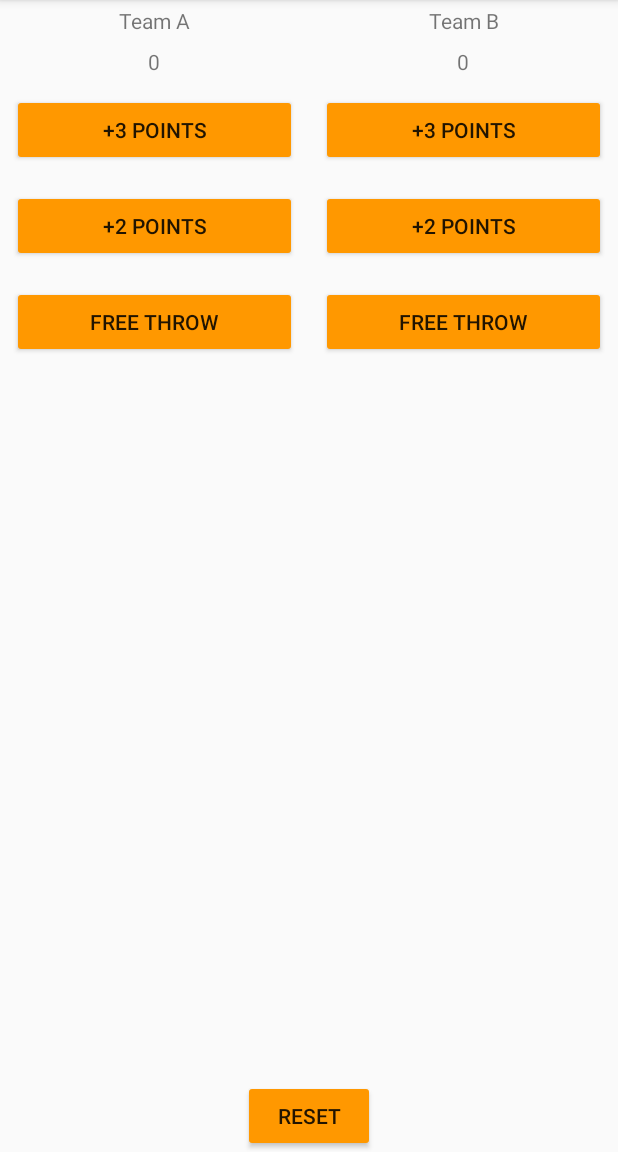
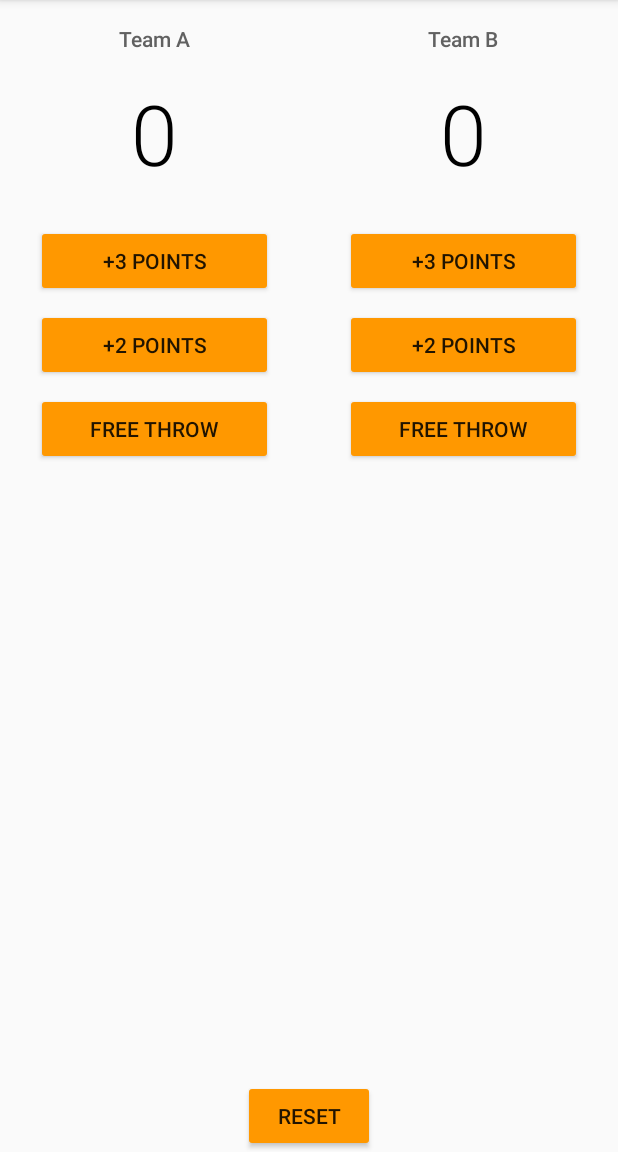
Before and after one commit to Harrison-Wall/Udacity, an Android app: the screen it shows after launch (MainActivity), on a phone screen of 412 x 824 dp, the part 84-1236 px from its top. Run offline under Robolectric (Android 15) with nearby library versions, the phone set to English and light mode, and no system bars.

Commit message:
Adjusted layout spacing and sizes.

```diff
--- a/CourtCounter/app/src/main/res/layout/activity_main.xml
+++ b/CourtCounter/app/src/main/res/layout/activity_main.xml
@@ -6,7 +6,7 @@
 
     <LinearLayout
         android:layout_width="match_parent"
-        android:layout_height="match_parent"
+        android:layout_height="wrap_content"
         android:orientation="horizontal"
         tools:context=".MainActivity">
 
@@ -19,36 +19,47 @@
             <TextView
                 android:layout_width="match_parent"
                 android:layout_height="wrap_content"
+                android:fontFamily="sans-serif-medium"
                 android:gravity="center_horizontal"
-                android:padding="4dp"
-                android:text="Team A" />
+                android:padding="16dp"
+                android:text="Team A"
+                android:textColor="#616161"
+                android:textSize="14sp" />
 
             <TextView
                 android:id="@+id/team_a_score"
                 android:layout_width="match_parent"
                 android:layout_height="wrap_content"
+                android:fontFamily="sans-serif-light"
                 android:gravity="center_horizontal"
-                android:padding="4dp"
-                android:text="0" />
+                android:text="0"
+                android:textColor="#000000"
+                android:textSize="56sp" />
 
             <Button
                 android:layout_width="match_parent"
                 android:layout_height="wrap_content"
-                android:layout_margin="8dp"
+                android:layout_marginLeft="24dp"
+                android:layout_marginTop="24dp"
+                android:layout_marginRight="24dp"
                 android:onClick="plus3TeamA"
                 android:text="+3 Points" />
 
             <Button
                 android:layout_width="match_parent"
                 android:layout_height="wrap_content"
-                android:layout_margin="8dp"
+                android:layout_marginLeft="24dp"
+                android:layout_marginTop="8dp"
+                android:layout_marginRight="24dp"
                 android:onClick="plus2TeamA"
                 android:text="+2 Points" />
 
             <Button
                 android:layout_width="match_parent"
                 android:layout_height="wrap_content"
-                android:layout_margin="8dp"
+                android:layout_marginLeft="24dp"
+                android:layout_marginTop="8dp"
+                android:layout_marginRight="24dp"
                 android:onClick="plus1TeamA"
                 android:text="Free Throw" />
 
@@ -63,36 +74,47 @@
             <TextView
                 android:layout_width="match_parent"
                 android:layout_height="wrap_content"
+                android:fontFamily="sans-serif-medium"
                 android:gravity="center_horizontal"
-                android:padding="4dp"
-                android:text="Team B" />
+                android:padding="16dp"
+                android:text="Team B"
+                android:textColor="#616161"
+                android:textSize="14sp" />
 
             <TextView
                 android:id="@+id/team_b_score"
                 android:layout_width="match_parent"
                 android:layout_height="wrap_content"
+                android:fontFamily="sans-serif-light"
                 android:gravity="center_horizontal"
-                android:padding="4dp"
-                android:text="0" />
+                android:text="0"
+                android:textColor="#000000"
+                android:textSize="56sp" />
 
             <Button
                 android:layout_width="match_parent"
                 android:layout_height="wrap_content"
-                android:layout_margin="8dp"
+                android:layout_marginLeft="24dp"
+                android:layout_marginTop="24dp"
+                android:layout_marginRight="24dp"
                 android:onClick="plus3TeamB"
                 android:text="+3 Points" />
 
             <Button
                 android:layout_width="match_parent"
                 android:layout_height="wrap_content"
-                android:layout_margin="8dp"
+                android:layout_marginLeft="24dp"
+                android:layout_marginTop="8dp"
+                android:layout_marginRight="24dp"
                 android:onClick="plus2TeamB"
                 android:text="+2 Points" />
 
             <Button
                 android:layout_width="match_parent"
                 android:layout_height="wrap_content"
-                android:layout_margin="8dp"
+                android:layout_marginLeft="24dp"
+                android:layout_marginTop="8dp"
+                android:layout_marginRight="24dp"
                 android:onClick="plus1TeamB"
                 android:text="Free Throw" />
 
```
